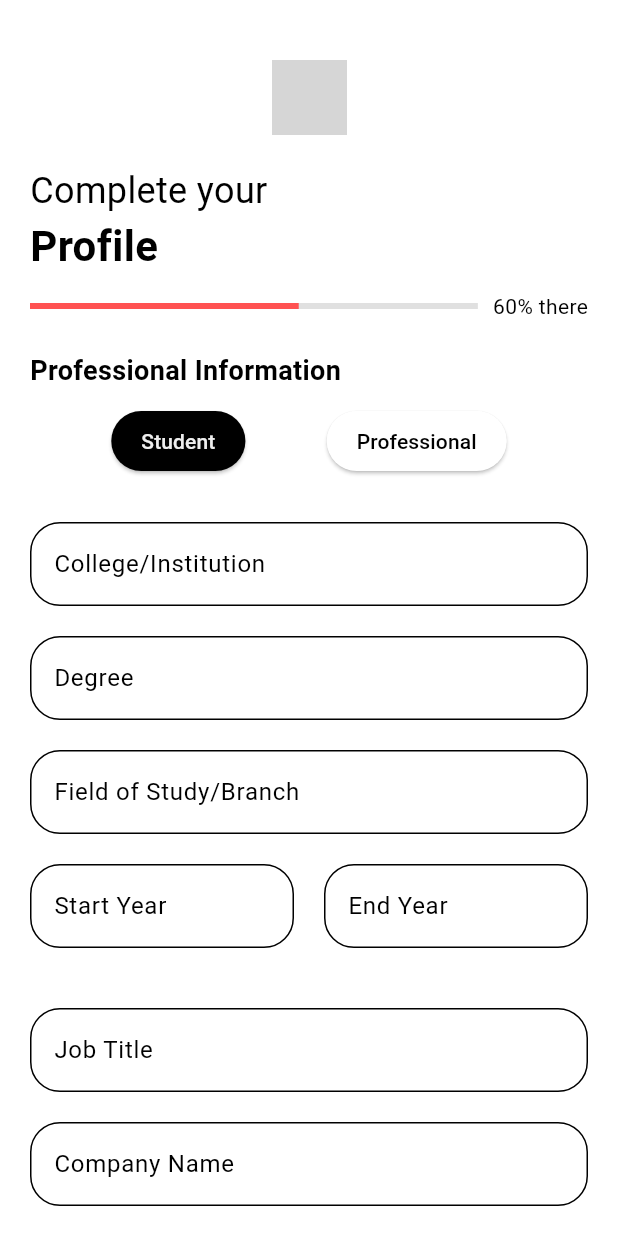
After one commit to NAME-ASHWANIYADAV/moofli_fullstack, a Flutter app: the ProfessionalInformationPage4 screen opened directly, on a phone screen of 412 x 824 dp. The commit adds this screen. Run offline on Flutter 3.47's test engine with Material 3 defaults, Android fonts, the phone set to English and light mode, and no system bars; our stand-ins replace google_nav_bar, shared_preferences, table_calendar; accounts and stored records are empty; statements that could not run were skipped; grey boxes are pictures that could not be loaded.

Commit message:
profile completion pages added

```diff
--- /dev/null
+++ b/lib/completeprofilepgs.dart/page4.dart
@@ -0,0 +1,167 @@
+import 'package:flutter/material.dart';
+
+
+
+class ProfessionalInformationPage4 extends StatefulWidget {
+  @override
+  _ProfessionalInformationPage4State createState() =>
+      _ProfessionalInformationPage4State();
+}
+
+class _ProfessionalInformationPage4State
+    extends State<ProfessionalInformationPage4> {
+  double progress = 0.6; // Current progress
+
+  @override
+  Widget build(BuildContext context) {
+    return Scaffold(
+      body: SingleChildScrollView(
+        child: Padding(
+          padding: const EdgeInsets.symmetric(horizontal: 20.0, vertical: 40.0),
+          child: Column(
+            crossAxisAlignment: CrossAxisAlignment.start,
+            children: [
+              // Header
+              Row(
+                mainAxisAlignment: MainAxisAlignment.center,
+                children: [
+                  Image.asset('assets/logo.png', height: 50), // Placeholder for your logo
+                ],
+              ),
+              SizedBox(height: 20.0),
+              Text(
+                "Complete your",
+                style: TextStyle(fontSize: 24.0),
+              ),
+              Text(
+                "Profile",
+                style: TextStyle(fontSize: 28.0, fontWeight: FontWeight.bold),
+              ),
+              SizedBox(height: 10.0),
+              // Progress Bar
+              Row(
+                children: [
+                  Expanded(
+                    child: LinearProgressIndicator(
+                      value: progress,
+                      backgroundColor: Colors.grey[300],
+                      color: Colors.redAccent,
+                    ),
+                  ),
+                  SizedBox(width: 10.0),
+                  Text("${(progress * 100).toInt()}% there"),
+                ],
+              ),
+              SizedBox(height: 20.0),
+              // Professional Information Section
+              Text(
+                "Professional Information",
+                style: TextStyle(fontWeight: FontWeight.bold, fontSize: 18.0),
+              ),
+              SizedBox(height: 10.0),
+              Row(
+                mainAxisAlignment: MainAxisAlignment.spaceEvenly,
+                children: [
+                  _buildToggleButton("Student"),
+                  _buildToggleButton("Professional", isSelected: true),
+                ],
+              ),
+              SizedBox(height: 20.0),
+              _buildTextField("College/Institution"),
+              _buildTextField("Degree"),
+              _buildTextField("Field of Study/Branch"),
+              Row(
+                children: [
+                  Expanded(child: _buildTextField("Start Year")),
+                  SizedBox(width: 20.0),
+                  Expanded(child: _buildTextField("End Year")),
+                ],
+              ),
+              SizedBox(height: 20.0),
+              _buildTextField("Job Title"),
+              _buildTextField("Company Name"),
+              _buildTextField("Job Description"),
+              Row(
+                children: [
+                  Expanded(child: _buildTextField("Start Year")),
+                  SizedBox(width: 20.0),
+                  Expanded(
+                    child: _buildTextField("End Year", initialValue: "Present"),
+                  ),
+                ],
+              ),
+              SizedBox(height: 20.0),
+              // Navigation Buttons (Back and Next)
+              Row(
+                mainAxisAlignment: MainAxisAlignment.spaceBetween,
+                children: [
+                  IconButton(
+                    onPressed: () {
+                      Navigator.pop(context); // Navigate back
+                    },
+                    icon: Icon(Icons.arrow_back),
+                  ),
+                  ElevatedButton(
+                    onPressed: () {
+                      setState(() {
+                        progress = 0.8; // Update progress for the next page
+                      });
+                      // Implement navigation to the next page
+                    },
+                    style: ElevatedButton.styleFrom(
+                      foregroundColor: Colors.black,
+                      shape: RoundedRectangleBorder(
+                        borderRadius: BorderRadius.circular(30.0),
+                      ),
+                      padding: EdgeInsets.symmetric(
+                          horizontal: 30.0, vertical: 15.0),
+                    ),
+                    child: Row(
+                      children: [
+                        Text('NEXT'),
+                        SizedBox(width: 5.0),
+                        Icon(Icons.arrow_forward),
+                      ],
+                    ),
+                  ),
+                ],
+              ),
+            ],
+          ),
+        ),
+      ),
+    );
+  }
+
+  Widget _buildTextField(String label, {String? initialValue}) {
+    return Padding(
+      padding: const EdgeInsets.symmetric(vertical: 10.0),
+      child: TextField(
+        controller: initialValue != null
+            ? TextEditingController(text: initialValue)
+            : null,
+        decoration: InputDecoration(
+          labelText: label,
+          border: OutlineInputBorder(
+            borderRadius: BorderRadius.circular(20.0),
+          ),
+        ),
+      ),
+    );
+  }
+
+  Widget _buildToggleButton(String label, {bool isSelected = false}) {
+    return ElevatedButton(
+      onPressed: () {},
+      style: ElevatedButton.styleFrom(
+        foregroundColor: isSelected ? Colors.black : Colors.grey[200],
+        backgroundColor: isSelected ? Colors.white : Colors.black,
+        shape: RoundedRectangleBorder(
+          borderRadius: BorderRadius.circular(20.0),
+        ),
+        padding: EdgeInsets.symmetric(horizontal: 20.0, vertical: 10.0),
+      ),
+      child: Text(label),
+    );
+  }
+}
```
Also changed, not shown: lib/completeprofilepgs.dart/page3.dart (+122 -182 lines), lib/completeprofilepgs.dart/page5.dart (added, +154 -0 lines), lib/completeprofilepgs.dart/page6.dart (added, +97 -0 lines), lib/main.dart (+6 -1 lines).
